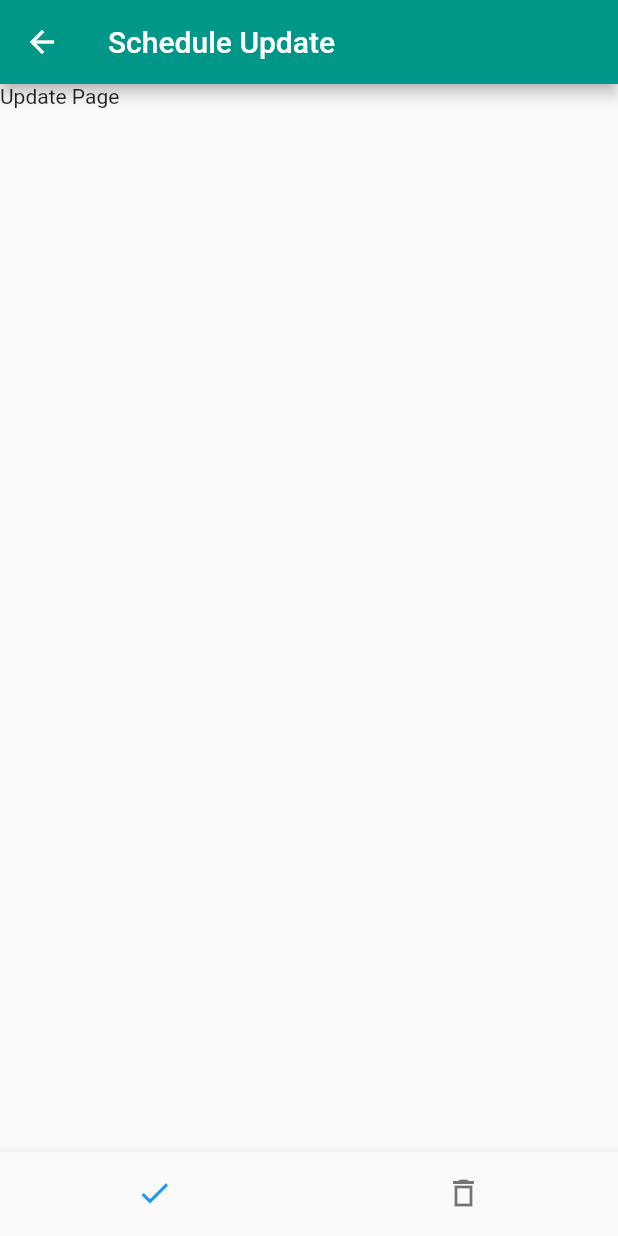
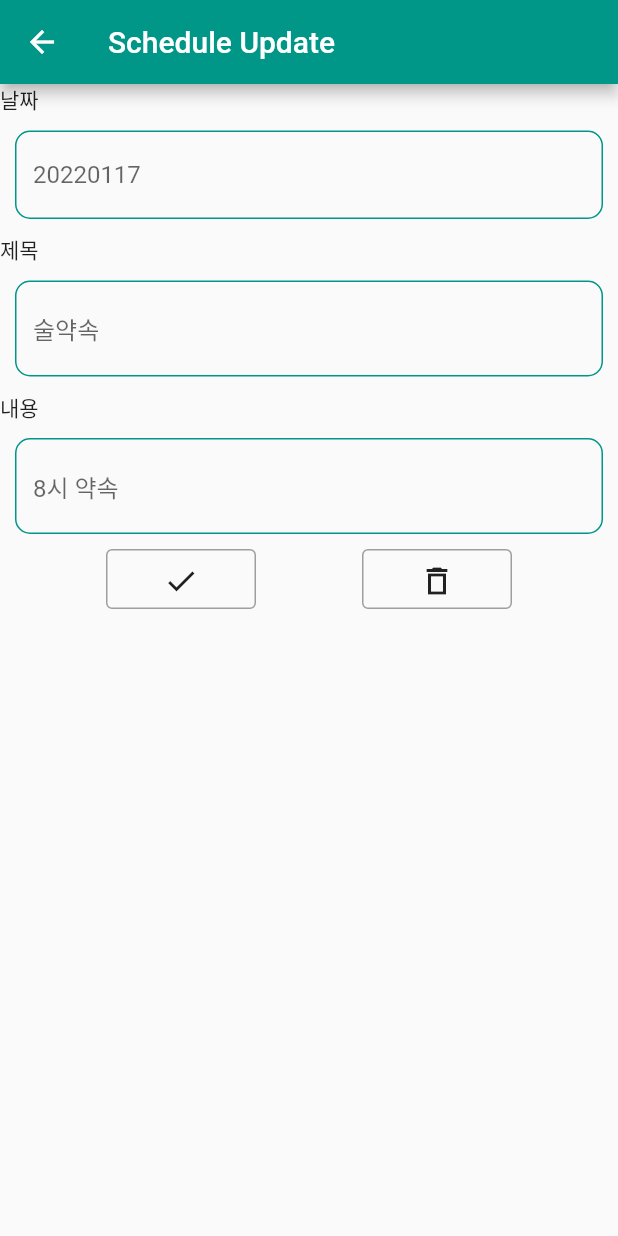
Before and after one commit to songsh927/TIL_Node.js-Flutter_Scheduler_client, a Flutter app: the screen it shows after launch, after a tap on the "check box" icon, after a tap on the "settings applications" icon, on a phone screen of 412 x 824 dp. Run offline on Flutter 3.47's test engine with Material 2 defaults, Android fonts, the phone set to English and light mode, and no system bars.

Commit message:
22.01.18

```diff
--- a/lib/main.dart
+++ b/lib/main.dart
@@ -21,13 +21,13 @@ class _MyAppState extends State<MyApp> {
       "id": 1,
       "date": 20220117,
       "title": "운동",
-      "text": "6시 재성이랑 운동",
+      "text": "6시 운동",
     },
     {
       "id": 2,
       "date": 20220117,
       "title": "술약속",
-      "text": "8시 당산 술약속",
+      "text": "8시 약속",
     },
   ];
   addData(){
@@ -39,13 +39,33 @@ class _MyAppState extends State<MyApp> {
   }
 
   delData(i){
+
     setState(() {
-      data.remove(data[i]);
+      for(var a = 0 ; a < data.length ; a++) {
+        if (data[a]['id'] == i) {
+          data.remove(data[a]);
+        }
+      };
     });
   }
 
-  updateData(){
-
+  updateData(id, date, title, text){
+    setState(() {
+      for(var a = 0 ; a < data.length ; a++) {
+        if (data[a]['id'] == id) {
+          if(date.text != ""){
+            data[a]['date'] = date.text;
+            print(data);
+          }
+          if(title.text != ""){
+            data[a]['title'] = title.text;
+          }
+          if(text.text != ""){
+            data[a]['text'] = text.text;
+          }
+        }
+      }
+    });
   }
 
   @override
@@ -54,6 +74,14 @@ class _MyAppState extends State<MyApp> {
       appBar: AppBar(
         title: Text('Scheduler'),
         backgroundColor: Colors.teal,
+        actions: [
+          IconButton(
+              icon: Icon(Icons.add_box_outlined),
+              onPressed: (){
+                //addData();
+              },
+          )
+        ],
       ),
       bottomNavigationBar: BottomNavigationBar(
         showSelectedLabels: false,
@@ -89,7 +117,7 @@ class _MyAppState extends State<MyApp> {
         selectedItemColor: Colors.teal,
       ),
       body: [
-        todaySchedule(data: data , delData : delData),
+        todaySchedule(data: data , delData : delData , updateData: updateData,),
         weekSchedule(),
         memoTodo()
       ][tab],
@@ -98,9 +126,12 @@ class _MyAppState extends State<MyApp> {
 }
 
 class todaySchedule extends StatelessWidget {
-  todaySchedule({Key? key, this.data , this.delData}) : super(key: key);
+  todaySchedule({Key? key, this.data , this.delData, this.updateData}) : super(key: key);
+
   final delData;
+  final updateData;
   final data;
+
   //var count = 10;
   var scroll = ScrollController();
   @override
@@ -128,11 +159,11 @@ class todaySchedule extends StatelessWidget {
             Row(
               children: [
                 IconButton( icon: Icon(Icons.check_box_outlined) ,onPressed:(){
-                  delData(i);
+                  delData(data[i]['id']);
                 }),
                 IconButton( icon: Icon(Icons.settings_applications), onPressed: (){
                   Navigator.push(context,
-                      MaterialPageRoute(builder: (context) => updatePage(data : data[i]))
+                      MaterialPageRoute(builder: (context) => updatePage(data : data[i], id : data[i]['id'] , delData: delData, updateData : updateData,))
                   );
                 },)
               ]
@@ -167,9 +198,15 @@ class memoTodo extends StatelessWidget {
 }
 
 class updatePage extends StatelessWidget {
-  const updatePage({Key? key , this.data}) : super(key: key);
+  updatePage({Key? key , this.data, this.updateData, this.delData , this.id}) : super(key: key);
 
   final data;
+  final updateData;
+  final delData;
+  final id;
+  var inputDate = TextEditingController();
+  var inputTitle = TextEditingController();
+  var inputText = TextEditingController();
 
   @override
   Widget build(BuildContext context) {
@@ -179,24 +216,109 @@ class updatePage extends StatelessWidget {
           backgroundColor: Colors.teal,
         ),
         body: Container(
-            child: Text('Update Page')
+            child: Column(
+              crossAxisAlignment: CrossAxisAlignment.start,
+              children: [
+                Text('날짜'),
+                Padding(
+                  padding: const EdgeInsets.all(10.0),
+                  child: TextField(
+                    controller: inputDate,
+                    decoration: InputDecoration(
+                      hintText: data['date'].toString(),
+                      focusedBorder: OutlineInputBorder(
+                        borderRadius: BorderRadius.all(Radius.circular(10.0)),
+                        borderSide: BorderSide(width: 1, color: Colors.blue),
+                      ),
+                      enabledBorder: OutlineInputBorder(
+                        borderRadius: BorderRadius.all(Radius.circular(10.0)),
+                        borderSide: BorderSide(width: 1, color: Colors.teal),
+                      ),
+                    ),
+                  ),
+                ),
+
+                Text('제목'),
+                Padding(
+                  padding: const EdgeInsets.all(10.0),
+                  child: TextField(
+                    controller: inputTitle,
+                    decoration: InputDecoration(
+                      hintText: '${data['title']}',
+                      focusedBorder: OutlineInputBorder(
+                        borderRadius: BorderRadius.all(Radius.circular(10.0)),
+                        borderSide: BorderSide(width: 1, color: Colors.blue),
+                      ),
+                      enabledBorder: OutlineInputBorder(
+                        borderRadius: BorderRadius.all(Radius.circular(10.0)),
+                        borderSide: BorderSide(width: 1, color: Colors.teal),
+                      ),
+                    ),
+                  ),
+                ),
+
+                Text('내용'),
+                Padding(
+                  padding: const EdgeInsets.all(10.0),
+                  child: TextField(
+                    controller: inputText,
+                    decoration: InputDecoration(
+                      hintText: data['text'],
+                      focusedBorder: OutlineInputBorder(
+                        borderRadius: BorderRadius.all(Radius.circular(10.0)),
+                        borderSide: BorderSide(width: 1, color: Colors.blue),
+                      ),
+                      enabledBorder: OutlineInputBorder(
+                        borderRadius: BorderRadius.all(Radius.circular(10.0)),
+                        borderSide: BorderSide(width: 1, color: Colors.teal),
+                      ),
+                    ),
+                  ),
+                ),
+                Row(
+                  mainAxisAlignment: MainAxisAlignment.spaceEvenly,
+                  children: [
+                    Container(
+                      width: 100,
+                      height: 40,
+                      decoration: BoxDecoration(
+                        border: Border.all(color: Colors.grey),
+                        borderRadius: BorderRadius.all(
+                          Radius.circular(4)
+                        )
+                      ) ,
+                      child: IconButton(
+                          onPressed: (){
+                            updateData(id,inputDate,inputTitle,inputText);
+                            print(inputDate);
+                            Navigator.pop(context);
+                          },
+                          icon: Icon(Icons.check)
+                      ),
+                    ),
+                    Container(
+                      width: 100,
+                      height: 40,
+                      decoration: BoxDecoration(
+                          border: Border.all(color: Colors.grey),
+                          borderRadius: BorderRadius.all(
+                              Radius.circular(4)
+                          )
+                      ) ,
+                      child: IconButton(
+                          onPressed: (){
+                            delData(data['id']);
+                            Navigator.pop(context);
+                          },
+                          icon: Icon(Icons.delete_outline_sharp)
+                      ),
+                    )
+                  ],
+                )
+              ],
+            ),
         ),
-        bottomNavigationBar: BottomNavigationBar(
-          showSelectedLabels: false,
-          showUnselectedLabels: false,
 
-          items: [
-            BottomNavigationBarItem(
-              icon: Icon(Icons.check),
-              label: 'save',
-            ),
-
-            BottomNavigationBarItem(
-              icon: Icon(Icons.delete_outline_sharp),
-              label: 'delete',
-            )
-          ],
-        )
     );
   }
 }
```
